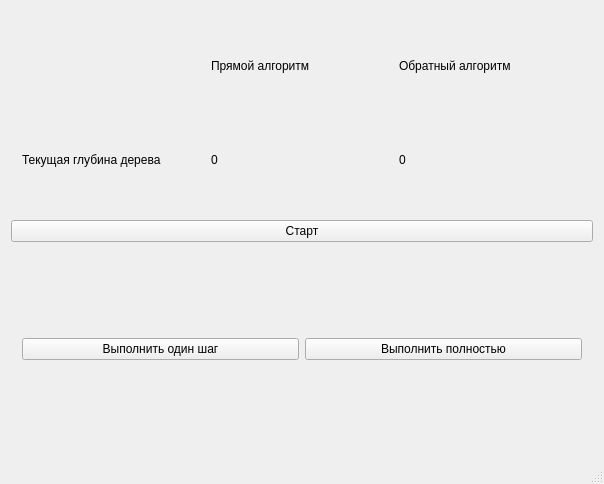
Old version of the form AI/MainWindow.ui in the repository GaussGun3000/AI.
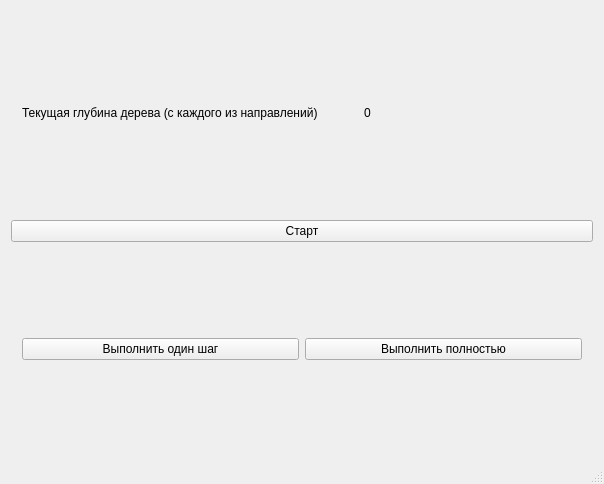
New version of the form.

```diff
--- a/AI/MainWindow.ui
+++ b/AI/MainWindow.ui
@@ -17,42 +17,37 @@
    <layout class="QVBoxLayout" name="verticalLayout_2">
     <item>
      <widget class="QWidget" name="statisticWidget" native="true">
-      <layout class="QGridLayout" name="gridLayout_2">
-       <item row="1" column="2">
-        <widget class="QLabel" name="targetDirDepth">
-         <property name="text">
-          <string>0</string>
-         </property>
-        </widget>
-       </item>
-       <item row="1" column="0">
+      <layout class="QHBoxLayout" name="horizontalLayout_2">
+       <item>
         <widget class="QLabel" name="label">
          <property name="text">
-          <string>Текущая глубина дерева</string>
+          <string>Текущая глубина дерева (с каждого из направлений)</string>
          </property>
         </widget>
        </item>
-       <item row="1" column="1">
-        <widget class="QLabel" name="startDirDepth">
+       <item>
+        <spacer name="horizontalSpacer">
+         <property name="orientation">
+          <enum>Qt::Horizontal</enum>
+         </property>
+         <property name="sizeType">
+          <enum>QSizePolicy::Minimum</enum>
+         </property>
+         <property name="sizeHint" stdset="0">
+          <size>
+           <width>40</width>
+           <height>20</height>
+          </size>
+         </property>
+        </spacer>
+       </item>
+       <item>
+        <widget class="QLabel" name="depthLabel">
          <property name="text">
           <string>0</string>
          </property>
         </widget>
        </item>
-       <item row="0" column="1">
-        <widget class="QLabel" name="label_2">
-         <property name="text">
-          <string>Прямой алгоритм</string>
-         </property>
-        </widget>
-       </item>
-       <item row="0" column="2">
-        <widget class="QLabel" name="label_1">
-         <property name="text">
-          <string>Обратный алгоритм</string>
-         </property>
-        </widget>
-       </item>
       </layout>
      </widget>
     </item>
```
Left out of the diff: 1 changed line with no effect on the pictures.
